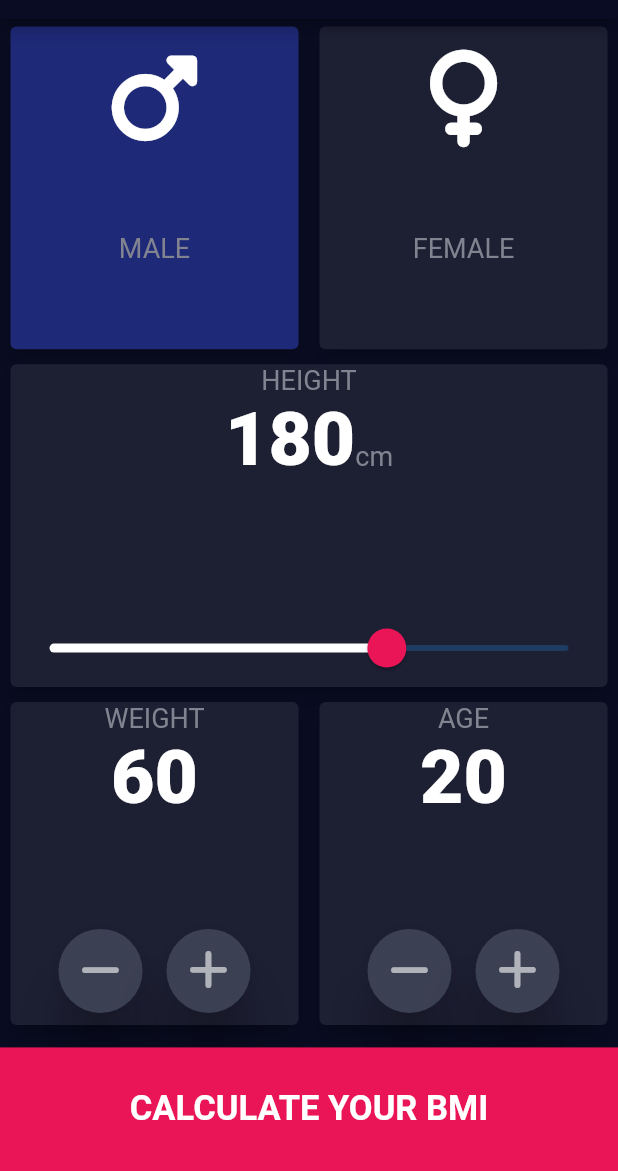
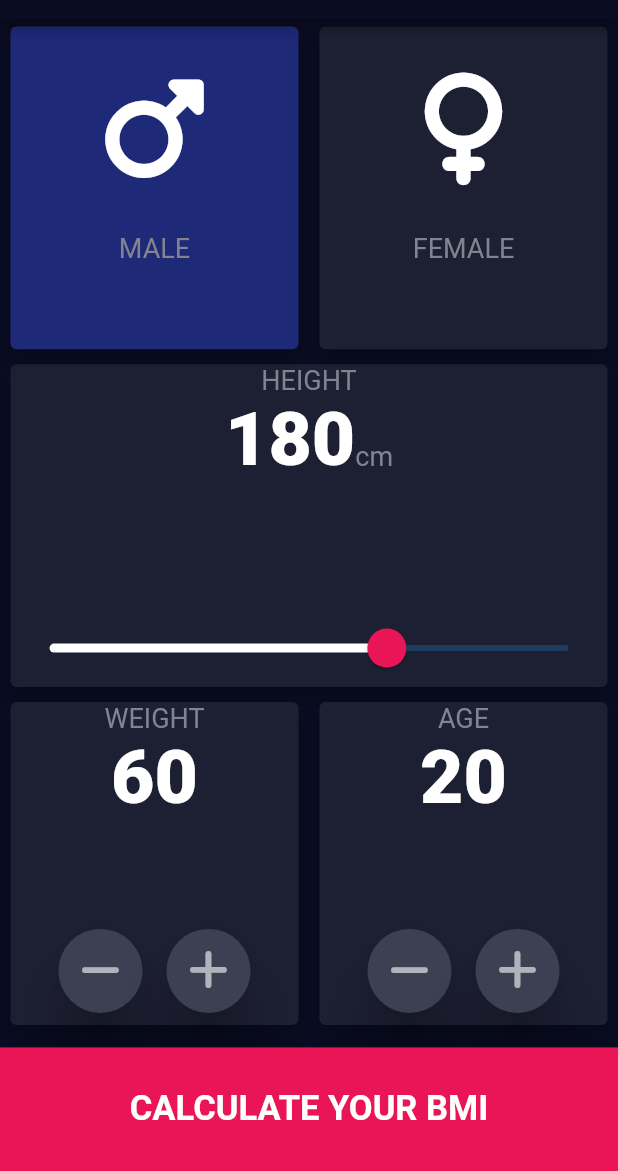
Before and after one commit to Ayoubbooob/BMINE, a Flutter app: the ResultPage screen opened directly with empty values, after a tap on "RE-CALCULATE", on a phone screen of 412 x 824 dp, the part 65-1236 px from its top. Run offline on Flutter 3.47's test engine with Material 2 defaults, Android fonts, the phone set to English and light mode, and no system bars; our stand-ins replace font_awesome_flutter.

Commit message:
final updates

```diff
--- a/lib/components/custom_icon_content.dart
+++ b/lib/components/custom_icon_content.dart
@@ -12,15 +12,15 @@ class CustomIconContent extends StatelessWidget {
   @override
   Widget build(BuildContext context) {
     return Container(
+      padding: const EdgeInsets.symmetric(vertical: 15),
       margin: const EdgeInsets.all(15.0),
       child: Column(
         mainAxisAlignment: MainAxisAlignment.center,
-        // mainAxisAlignment: MainAxisAlignment.spaceBetween,
         children: [
           Expanded(
             child: Icon(
               iconData,
-              size: 65.0,
+              size: 75.0,
             ),
           ),
           const SizedBox(
--- a/lib/components/my_card.dart
+++ b/lib/components/my_card.dart
@@ -43,10 +43,7 @@ class _MyCardState extends State<MyCard> {
             color: widget.gender == widget.genderSelected
                 ? const Color.fromARGB(255, 30, 41, 119)
                 : const Color(0xFF1D1F33),
-
             elevation: 5.0,
-
-            // color: const Color(0xFF1D1F33),
             child: widget.cardChild,
           ),
         ),
--- a/lib/main.dart
+++ b/lib/main.dart
@@ -9,6 +9,7 @@ class BmiCalculatorApp extends StatelessWidget {
   @override
   Widget build(BuildContext context) {
     return MaterialApp(
+      debugShowCheckedModeBanner: false,
       theme: ThemeData.dark().copyWith(
           primaryColor: const Color(0xFF090C22),
           scaffoldBackgroundColor: const Color(0xFF101427),
--- a/lib/models/person.dart
+++ b/lib/models/person.dart
@@ -33,7 +33,7 @@ class Person {
       _msg = 'You have a Moderately obese situation';
     } else if (_bmi >= 23.0) {
       _level = 'Overweight I';
-      _msg = 'You have a normal body weight.\nGood Job!';
+      _msg = 'You have a higher than normal body weight. Try to exercise more.';
     } else if (_bmi >= 18.5) {
       _level = 'Normal';
       _msg = 'You have a normal body weight.\nGood Job!';
--- a/lib/screens/home.dart
+++ b/lib/screens/home.dart
@@ -26,7 +26,6 @@ class _HomeScreenState extends State<HomeScreen> {
   int _age = 20;
   Gender genderSelected = Gender.male;
   int index = 1;
-  // Person _person = Person(_currentSliderValue, _weight);
 
   updateCardSelectedIndex(Gender gender) {
     setState(() {
@@ -36,8 +35,6 @@ class _HomeScreenState extends State<HomeScreen> {
 
   @override
   Widget build(BuildContext context) {
-    // Person person = Person(_currentSliderValue, _weight);
-
     var size = MediaQuery.of(context).size;
     var screenHieght = size.height;
     return Container(
@@ -56,8 +53,6 @@ class _HomeScreenState extends State<HomeScreen> {
                       updateCardSelectedIndex(Gender.male);
                     },
                     genderSelected: genderSelected,
-                    // cardHeight: screenHieght / 4,
-                    // opacity: 0.9,
                     cardChild: const CustomIconContent(
                         iconData: FontAwesomeIcons.mars, contentText: 'MALE'),
                   ),
--- a/lib/screens/result_page.dart
+++ b/lib/screens/result_page.dart
@@ -47,23 +47,20 @@ class ResultPage extends StatelessWidget {
                   children: [
                     Text(
                       level,
-                      // '${_person.getLevel()}',
                       style: kResult,
                     ),
                     Text(
                       bmi,
-                      style: kBMIText, //Theme.of(context).textTheme.headline2
+                      style: kBMIText,
                     ),
                     const Text(
                       'Normal BMI range:\n18.5 - 25 kg/m2',
-                      style:
-                          kLabelTextStyle, //Theme.of(context).textTheme.bodyMedium)
+                      style: kLabelTextStyle,
                     ),
                     Text(
                       resultMsg,
                       style: kRangeMsg,
-                      textAlign: TextAlign
-                          .center, //Theme.of(context).textTheme.bodyMedium
+                      textAlign: TextAlign.center,
                     ),
                   ],
                 ),
```
Also changed, not shown: pubspec.lock.
